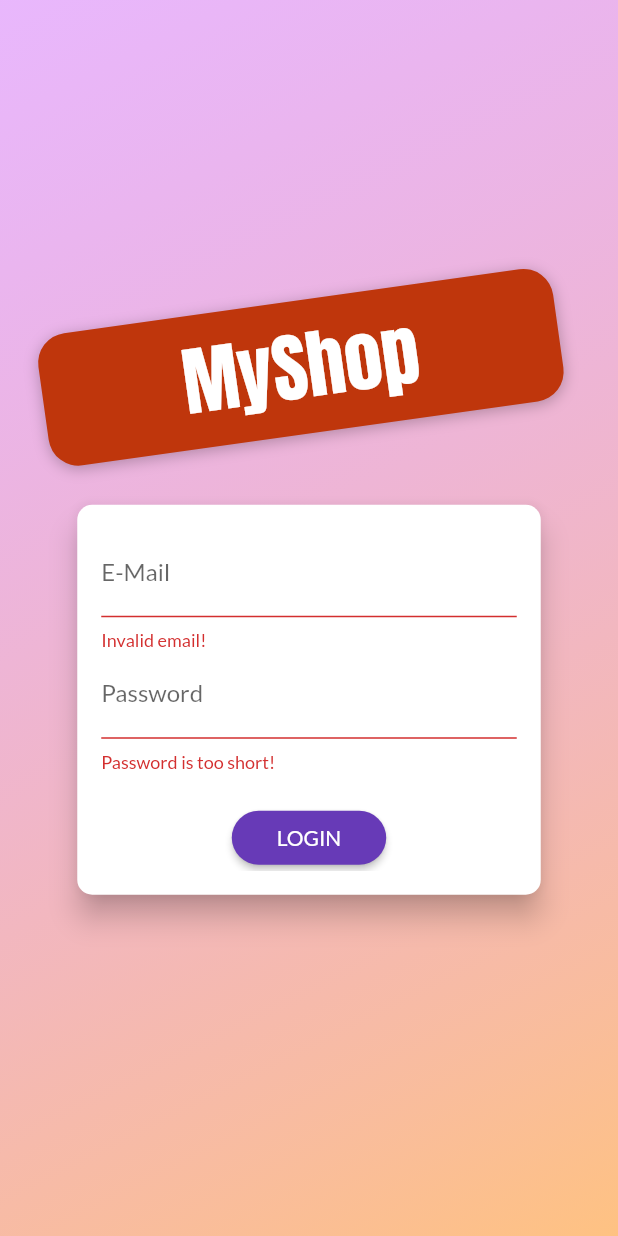
After one commit to SaeedEndergiri/shop_app, a Flutter app: the screen it shows after launch, after a tap on "LOGIN", on a phone screen of 412 x 824 dp. The commit adds this screen. Run offline on Flutter 3.47's test engine with Material 2 defaults, Android fonts, the phone set to English and light mode, and no system bars; our stand-ins replace shared_preferences; network calls fail.

Commit message:
finished user management

```diff
--- a/lib/main.dart
+++ b/lib/main.dart
@@ -1,6 +1,8 @@
 import 'package:flutter/material.dart';
 import 'package:provider/provider.dart';
 
+import '/screens/auth_screen.dart';
+import '/screens/splash_screen.dart';
 import '/screens/edit_product_screen.dart';
 import '/screens/user_products_screen.dart';
 import '/screens/orders_screen.dart';
@@ -8,8 +10,9 @@ import '/screens/products_overview_screen.dart';
 import '/screens/product_detail_screen.dart';
 import '/screens/cart_screen.dart';
 import '/providers/products.dart';
-import 'providers/cart.dart';
-import 'providers/orders.dart';
+import '/providers/auth.dart';
+import '/providers/cart.dart';
+import '/providers/orders.dart';
 
 void main() => runApp(MyApp());
 
@@ -19,16 +22,30 @@ class MyApp extends StatelessWidget {
     return MultiProvider(
       providers: [
         ChangeNotifierProvider(
-          create: (ctx) => Products(),
+          create: (ctx) => Auth(),
+        ),
+        ChangeNotifierProxyProvider<Auth, Products>(
+          update: (ctx, auth, previousProducts) => Products(
+            auth.token,
+            auth.userId,
+            previousProducts == null ? [] : previousProducts.items,
+          ),
+          create: (ctx) => Products('', null, []),
         ),
         ChangeNotifierProvider(
           create: (ctx) => Cart(),
         ),
-        ChangeNotifierProvider(
-          create: (ctx) => Orders(),
+        ChangeNotifierProxyProvider<Auth, Orders>(
+          update: (ctx, auth, previousOrders) => Orders(
+            auth.token,
+            auth.userId,
+            previousOrders == null ? [] : previousOrders.orders,
+          ),
+          create: (ctx) => Orders('', null, []),
         ),
       ],
-      child: MaterialApp(
+      child: Consumer<Auth>(
+        builder: (ctx, auth, _) => MaterialApp(
           title: 'MyShop',
           theme: ThemeData(
             colorScheme: ColorScheme.fromSwatch().copyWith(
@@ -37,7 +54,21 @@ class MyApp extends StatelessWidget {
             ),
             fontFamily: 'Lato',
           ),
-        home: ProductsOverviewScreen(),
+          //home page is always checked whenever you navigate
+          //inside the app, that's why once your token expire
+          //and you try to go to any page in the app,
+          //the home page will be checked, the auth fails,
+          //and the authscreen is rendered.
+          home: auth.isAuth
+              ? ProductsOverviewScreen()
+              : FutureBuilder(
+                  future: auth.tryAutoLogin(),
+                  builder: (ctx, authResultSnapshot) =>
+                      authResultSnapshot.connectionState ==
+                              ConnectionState.waiting
+                          ? SplashScreen()
+                          : AuthScreen(),
+                ),
           routes: {
             ProductDetailScreen.routeName: (ctx) => ProductDetailScreen(),
             CartScreen.routeName: (ctx) => CartScreen(),
@@ -46,6 +77,7 @@ class MyApp extends StatelessWidget {
             EditProductScreen.routeName: (ctx) => EditProductScreen(),
           },
         ),
+      ),
     );
   }
 }
--- /dev/null
+++ b/lib/providers/auth.dart
@@ -0,0 +1,134 @@
+// ignore_for_file: public_member_api_docs, sort_constructors_first
+import 'dart:async';
+import 'dart:convert';
+
+import 'package:flutter/material.dart';
+import 'package:http/http.dart' as http;
+import 'package:shared_preferences/shared_preferences.dart';
+import 'package:shop_app/models/http_exception.dart';
+
+class Auth with ChangeNotifier {
+  String? _token;
+  DateTime? _expiryDate;
+  String? _userId;
+  Timer? _authTimer;
+
+  bool get isAuth {
+    return token != null;
+  }
+
+  String? get token {
+    if (_expiryDate != null &&
+        _expiryDate!.isAfter(DateTime.now()) &&
+        _token != null) {
+      return _token;
+    }
+    return null;
+  }
+
+  String? get userId {
+    return _userId;
+  }
+
+  Future<void> _authenticate(
+      String email, String password, String urlSegment) async {
+    final url = Uri.parse(
+        'https://identitytoolkit.googleapis.com/v1/accounts:${urlSegment}?key=AIzaSyCajgdPjQ1qdqujfKIBIolGiGk9V5RbQYk');
+    try {
+      final response = await http.post(
+        url,
+        body: jsonEncode(
+          {
+            'email': email,
+            'password': password,
+            'returnSecureToken': true,
+          },
+        ),
+      );
+      final responseData = jsonDecode(response.body);
+
+      if (responseData['error'] != null) {
+        throw HttpException(responseData['error']['message']);
+      }
+      _token = responseData['idToken'];
+      _userId = responseData['localId'];
+      _expiryDate = DateTime.now().add(
+        Duration(
+          seconds: int.parse(
+            responseData['expiresIn'],
+          ),
+        ),
+      );
+      _autoLogout();
+      notifyListeners();
+      final prefs = await SharedPreferences.getInstance();
+      final userData = jsonEncode({
+        'token': _token,
+        'userId': userId,
+        'expiryDate': _expiryDate?.toIso8601String(),
+      });
+      prefs.setString('userData', userData);
+    } catch (error) {
+      rethrow;
+    }
+  }
+
+  Future<void> signup(String email, String password) async {
+    return _authenticate(email, password, 'signUp');
+  }
+
+  Future<void> login(String email, String password) async {
+    return _authenticate(email, password, 'signInWithPassword');
+  }
+
+  Future<bool> tryAutoLogin() async {
+    try {
+      final prefs = await SharedPreferences.getInstance();
+
+      if (!prefs.containsKey('userData')) {
+        return false;
+      }
+      final extractedUserData = prefs.getString('userData') as String;
+      final userData = jsonDecode(extractedUserData) as Map<String, dynamic>;
+
+      final expiryDate = DateTime.parse(userData['expiryDate']);
+      if (expiryDate.isBefore(DateTime.now())) {
+        return false;
+      }
+      _token = userData['token'];
+      _userId = userData['userId'];
+      _expiryDate = expiryDate;
+    } catch (e) {
+      print(e.toString());
+    }
+
+    notifyListeners();
+    _autoLogout();
+    return true;
+  }
+
+  void logout() async {
+    _token = null;
+    _userId = null;
+    _expiryDate = null;
+    if (_authTimer != null) {
+      _authTimer?.cancel();
+      _authTimer = null;
+    }
+    notifyListeners();
+    final prefs = await SharedPreferences.getInstance();
+    // prefs.remove('userData');
+    prefs.clear();
+  }
+
+  void _autoLogout() {
+    if (_authTimer != null) {
+      _authTimer?.cancel();
+    }
+    final timeUntilExpiry = _expiryDate?.difference(DateTime.now()).inSeconds;
+    _authTimer = Timer(
+      Duration(seconds: timeUntilExpiry as int),
+      logout,
+    );
+  }
+}
--- a/lib/providers/orders.dart
+++ b/lib/providers/orders.dart
@@ -21,13 +21,16 @@ class OrderItem {
 
 class Orders with ChangeNotifier {
   List<OrderItem> _orders = [];
+  final String? authToken;
+  final String? userId;
+  Orders(this.authToken, this.userId, this._orders);
   List<OrderItem> get orders {
     return [..._orders];
   }
 
   Future<void> fetchAndSetOrders() async {
     final url = Uri.parse(
-        'https://shop-app-5d51f-default-rtdb.firebaseio.com/orders.json');
+        'https://shop-app-5d51f-default-rtdb.firebaseio.com/orders/$userId.json?auth=$authToken');
     final response = await http.get(url);
     final List<OrderItem> loadedOrders = [];
     final extractedData = jsonDecode(response.body) ?? <String, dynamic>{};
@@ -58,7 +61,7 @@ class Orders with ChangeNotifier {
 
   Future<void> addOrder(List<CartItem> cartProducts, double total) async {
     final url = Uri.parse(
-        'https://shop-app-5d51f-default-rtdb.firebaseio.com/orders.json');
+        'https://shop-app-5d51f-default-rtdb.firebaseio.com/orders/$userId.json?auth=$authToken');
     final timeStamp = DateTime.now();
     try {
       final response = await http.post(
@@ -78,6 +81,7 @@ class Orders with ChangeNotifier {
           },
         ),
       );
+      print(jsonDecode(response.body));
       _orders.insert(
         0,
         OrderItem(
--- /dev/null
+++ b/lib/screens/auth_screen.dart
@@ -0,0 +1,285 @@
+import 'dart:math';
+
+import 'package:flutter/material.dart';
+import 'package:provider/provider.dart';
+import 'package:shop_app/models/http_exception.dart';
+
+import '../providers/auth.dart';
+
+enum AuthMode { Signup, Login }
+
+class AuthScreen extends StatelessWidget {
+  static const routeName = '/auth';
+
+  @override
+  Widget build(BuildContext context) {
+    final deviceSize = MediaQuery.of(context).size;
+    // final transformConfig = Matrix4.rotationZ(-8 * pi / 180);
+    // transformConfig.translate(-10.0);
+    return Scaffold(
+      // resizeToAvoidBottomInset: false,
+      body: Stack(
+        children: <Widget>[
+          Container(
+            decoration: BoxDecoration(
+              gradient: LinearGradient(
+                colors: [
+                  const Color.fromRGBO(215, 117, 255, 1).withOpacity(0.5),
+                  const Color.fromRGBO(255, 188, 117, 1).withOpacity(0.9),
+                ],
+                begin: Alignment.topLeft,
+                end: Alignment.bottomRight,
+                stops: [0, 1],
+              ),
+            ),
+          ),
+          SingleChildScrollView(
+            child: Container(
+              height: deviceSize.height,
+              width: deviceSize.width,
+              child: Column(
+                mainAxisAlignment: MainAxisAlignment.center,
+                crossAxisAlignment: CrossAxisAlignment.center,
+                children: <Widget>[
+                  Flexible(
+                    child: Container(
+                      margin: const EdgeInsets.only(bottom: 20.0),
+                      padding: const EdgeInsets.symmetric(
+                          vertical: 8.0, horizontal: 94.0),
+                      transform: Matrix4.rotationZ(-8 * pi / 180)
+                        ..translate(-10.0),
+                      // ..translate(-10.0),
+                      decoration: BoxDecoration(
+                        borderRadius: BorderRadius.circular(20),
+                        color: Colors.deepOrange.shade900,
+                        boxShadow: const [
+                          BoxShadow(
+                            blurRadius: 8,
+                            color: Colors.black26,
+                            offset: Offset(0, 2),
+                          )
+                        ],
+                      ),
+                      child: Text(
+                        'MyShop',
+                        style: Theme.of(context).textTheme.headline1?.copyWith(
+                              color: Theme.of(context).colorScheme.onPrimary,
+                              fontSize: 50,
+                              fontFamily: 'Anton',
+                              fontWeight: FontWeight.normal,
+                            ),
+                      ),
+                    ),
+                  ),
+                  Flexible(
+                    flex: deviceSize.width > 600 ? 2 : 1,
+                    child: AuthCard(),
+                  ),
+                ],
+              ),
+            ),
+          ),
+        ],
+      ),
+    );
+  }
+}
+
+class AuthCard extends StatefulWidget {
+  const AuthCard({
+    Key? key,
+  }) : super(key: key);
+
+  @override
+  _AuthCardState createState() => _AuthCardState();
+}
+
+class _AuthCardState extends State<AuthCard> {
+  final GlobalKey<FormState> _formKey = GlobalKey();
+  AuthMode _authMode = AuthMode.Login;
+  Map<String, String> _authData = {
+    'email': '',
+    'password': '',
+  };
+  var _isLoading = false;
+  final _passwordController = TextEditingController();
+
+  void _showErrorDialog(String message) {
+    showDialog(
+      context: context,
+      builder: (ctx) => AlertDialog(
+        title: const Text('An Error Occurred!'),
+        content: Text(message),
+        actions: [
+          TextButton(
+              onPressed: () {
+                //if (!mounted) return;
+                Navigator.of(context).pop();
+              },
+              child: const Text('Okay'))
+        ],
+      ),
+    );
+  }
+
+  Future<void> _submit() async {
+    if (!_formKey.currentState!.validate()) {
+      // Invalid!
+      return;
+    }
+    _formKey.currentState?.save();
+    setState(() {
+      _isLoading = true;
+    });
+    /*
+      test@test.com,
+      1234gh.
+      */
+    try {
+      if (_authMode == AuthMode.Login) {
+        await Provider.of<Auth>(context, listen: false).login(
+          _authData['email'] as String,
+          _authData['password'] as String,
+        );
+      } else {
+        await Provider.of<Auth>(context, listen: false).signup(
+          _authData['email'] as String,
+          _authData['password'] as String,
+        );
+      }
+    } on HttpException catch (error) {
+      var errorMessage = 'Authentication failed';
+      if (error.toString().contains('EMAIL_EXISTS')) {
+        errorMessage = 'This email address is already registered.';
+      } else if (error.toString().contains('INVALID_EMAIL')) {
+        errorMessage = 'Invalid email address.';
+      } else if (error.toString().contains('WEAK_PASSWORD')) {
+        errorMessage = 'Password is too weak.';
+      } else if (error.toString().contains('EMAIL_NOT_FOUND')) {
+        errorMessage = 'Could not find a user with that email.';
+      } else if (error.toString().contains('INVALID_PASSWORD')) {
+        errorMessage = 'Invalid password.';
+      }
+      _showErrorDialog(errorMessage);
+    } catch (error) {
+      const errorMessage =
+          'Could not authenticate you. Please try again later.';
+      _showErrorDialog(errorMessage);
+    }
+    setState(() {
+      _isLoading = false;
+    });
+  }
+
+  void _switchAuthMode() {
+    if (_authMode == AuthMode.Login) {
+      setState(() {
+        _authMode = AuthMode.Signup;
+      });
+    } else {
+      setState(() {
+        _authMode = AuthMode.Login;
+      });
+    }
+  }
+
+  @override
+  Widget build(BuildContext context) {
+    final deviceSize = MediaQuery.of(context).size;
+    return Card(
+      shape: RoundedRectangleBorder(
+        borderRadius: BorderRadius.circular(10.0),
+      ),
+      elevation: 8.0,
+      child: Container(
+        height: _authMode == AuthMode.Signup ? 320 : 260,
+        constraints:
+            BoxConstraints(minHeight: _authMode == AuthMode.Signup ? 320 : 260),
+        width: deviceSize.width * 0.75,
+        padding: const EdgeInsets.all(16.0),
+        child: Form(
+          key: _formKey,
+          child: SingleChildScrollView(
+            child: Column(
+              children: <Widget>[
+                TextFormField(
+                  decoration: const InputDecoration(labelText: 'E-Mail'),
+                  keyboardType: TextInputType.emailAddress,
+                  validator: (value) {
+                    if (value!.isEmpty || !value.contains('@')) {
+                      return 'Invalid email!';
+                    }
+                    return null;
+                  },
+                  onSaved: (value) {
+                    _authData['email'] = value as String;
+                  },
+                ),
+                TextFormField(
+                  decoration: const InputDecoration(labelText: 'Password'),
+                  obscureText: true,
+                  controller: _passwordController,
+                  validator: (value) {
+                    if (value!.isEmpty || value.length < 5) {
+                      return 'Password is too short!';
+                    }
+                  },
+                  onSaved: (value) {
+                    _authData['password'] = value as String;
+                  },
+                ),
+                if (_authMode == AuthMode.Signup)
+                  TextFormField(
+                    enabled: _authMode == AuthMode.Signup,
+                    decoration:
+                        const InputDecoration(labelText: 'Confirm Password'),
+                    obscureText: true,
+                    validator: _authMode == AuthMode.Signup
+                        ? (value) {
+                            if (value != _passwordController.text) {
+                              return 'Passwords do not match!';
+                            }
+                          }
+                        : null,
+                  ),
+                const SizedBox(
+                  height: 20,
+                ),
+                if (_isLoading)
+                  const CircularProgressIndicator()
+                else
+                  ElevatedButton(
+                    onPressed: _submit,
+                    style: TextButton.styleFrom(
+                      shape: RoundedRectangleBorder(
+                        borderRadius: BorderRadius.circular(30),
+                      ),
+                      padding: const EdgeInsets.symmetric(
+                          horizontal: 30.0, vertical: 8.0),
+                      primary: Theme.of(context).primaryTextTheme.button?.color,
+                      backgroundColor: Theme.of(context).colorScheme.primary,
+                    ),
+                    child:
+                        Text(_authMode == AuthMode.Login ? 'LOGIN' : 'SIGN UP'),
+                  ),
+                TextButton(
+                  onPressed: _switchAuthMode,
+                  style: TextButton.styleFrom(
+                    padding: const EdgeInsets.symmetric(
+                      horizontal: 30.0,
+                      vertical: 4,
+                    ),
+                    tapTargetSize: MaterialTapTargetSize.shrinkWrap,
+                    primary: Theme.of(context).colorScheme.primary,
+                  ),
+                  child: Text(
+                      '${_authMode == AuthMode.Login ? 'SIGNUP' : 'LOGIN'} INSTEAD'),
+                ),
+              ],
+            ),
+          ),
+        ),
+      ),
+    );
+  }
+}
--- a/lib/screens/cart_screen.dart
+++ b/lib/screens/cart_screen.dart
@@ -92,6 +92,7 @@ class _OrderButtonState extends State<OrderButton> {
         cart.items.values.toList(),
         cart.totalAmount,
       );
+      cart.clear();
     } catch (error) {
       await showDialog<Null>(
         context: context,
@@ -114,7 +115,6 @@ class _OrderButtonState extends State<OrderButton> {
     setState(() {
       _isLoading = false;
     });
-    cart.clear();
   }
 
   @override
--- /dev/null
+++ b/lib/screens/splash_screen.dart
@@ -0,0 +1,12 @@
+import 'package:flutter/material.dart';
+
+class SplashScreen extends StatelessWidget {
+  @override
+  Widget build(BuildContext context) {
+    return const Scaffold(
+      body: Center(
+        child: Text('Loading...'),
+      ),
+    );
+  }
+}
--- a/pubspec.yaml
+++ b/pubspec.yaml
@@ -37,6 +37,7 @@ dependencies:
   provider: ^6.0.2
   intl: ^0.17.0
   http: ^0.13.4
+  shared_preferences: ^2.0.15
 
 dev_dependencies:
   flutter_test:
```
Also changed, not shown: lib/providers/product.dart (+4 -7 lines), lib/providers/products.dart (+27 -15 lines), lib/screens/user_products_screen.dart (+16 -4 lines), lib/widgets/app_drawer.dart (+14 -0 lines), lib/widgets/product_item.dart (+7 -2 lines), pubspec.lock, 1 other file. Lines whose indentation alone changed are shown as unchanged.
